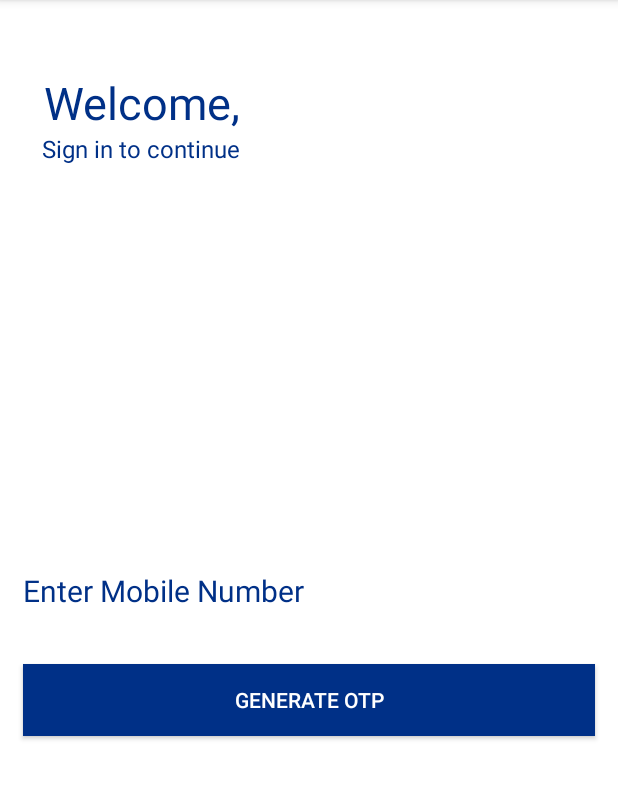
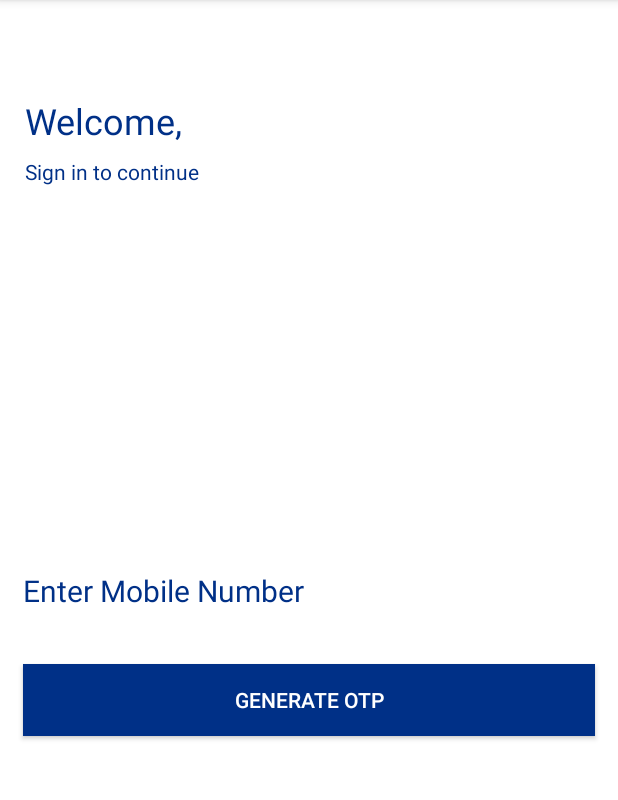
Before and after one commit to InvincibleSarthak/Contact-Sharing, an Android app: the screen it shows after launch (MainActivity), on a phone screen of 412 x 824 dp, the part 84-884 px from its top. Run offline under Robolectric (Android 15) with nearby library versions, the phone set to English and light mode, and no system bars.

Commit message:
Welcome text alignment changed

```diff
--- a/app/src/main/res/layout/activity_main.xml
+++ b/app/src/main/res/layout/activity_main.xml
@@ -8,6 +8,16 @@
     android:background="@android:color/white"
     tools:context=".MainActivity">
 
+    <LinearLayout
+        android:layout_width="wrap_content"
+        android:layout_height="wrap_content"
+        android:layout_marginTop="16dp"
+        android:orientation="vertical"
+        app:layout_constraintEnd_toEndOf="parent"
+        app:layout_constraintHorizontal_bias="0.128"
+        app:layout_constraintStart_toStartOf="parent"
+        app:layout_constraintTop_toTopOf="parent">
+
         <TextView
             android:id="@+id/welcome"
             android:layout_width="wrap_content"
@@ -17,7 +27,7 @@
             android:ems="10"
             android:text="@string/welcome"
             android:textColor="@color/blue"
-        android:textSize="30sp"
+            android:textSize="24sp"
             app:layout_constraintEnd_toEndOf="parent"
             app:layout_constraintStart_toStartOf="parent"
             app:layout_constraintTop_toTopOf="parent" />
@@ -26,17 +36,18 @@
             android:id="@+id/welcome_text"
             android:layout_width="wrap_content"
             android:layout_height="wrap_content"
-        android:layout_marginTop="88dp"
+            android:layout_marginTop="8dp"
             android:background="@android:color/transparent"
             android:ems="10"
             android:text="@string/sign_in"
             android:textColor="@color/blue"
-        android:textSize="16sp"
+            android:textSize="14sp"
             app:layout_constraintEnd_toEndOf="parent"
             app:layout_constraintHorizontal_bias="0.124"
             app:layout_constraintStart_toStartOf="parent"
             app:layout_constraintTop_toTopOf="parent" />
 
+    </LinearLayout>
     <EditText
         android:id="@+id/phone_number"
         android:layout_width="match_parent"
```
Lines whose indentation alone changed are shown as unchanged.
